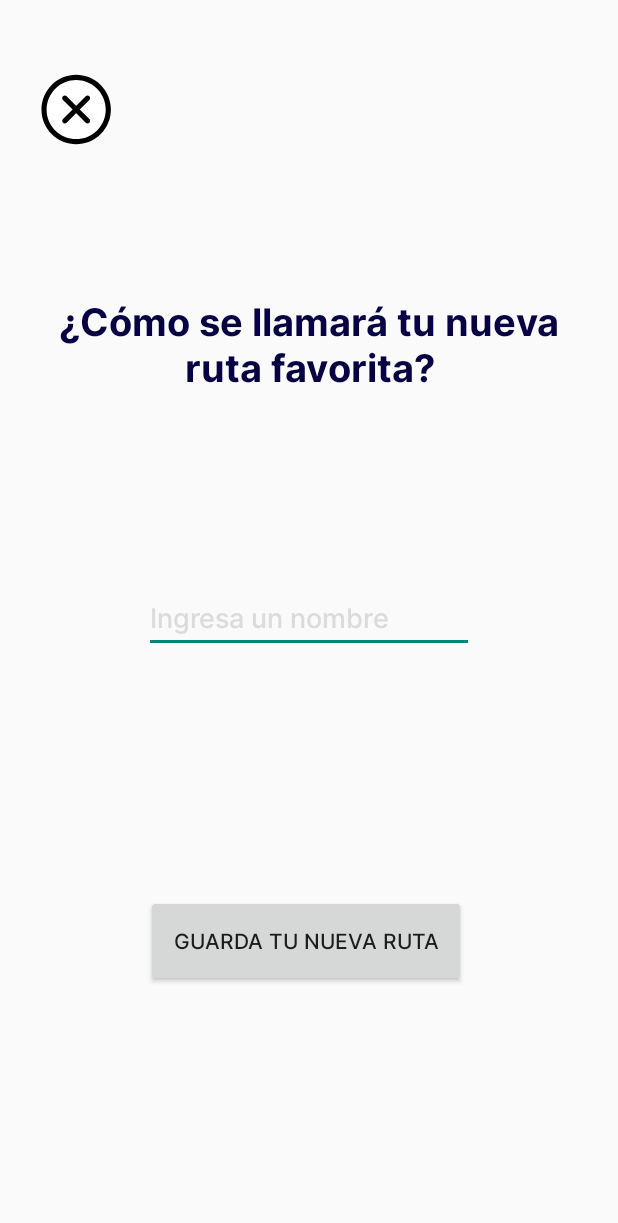
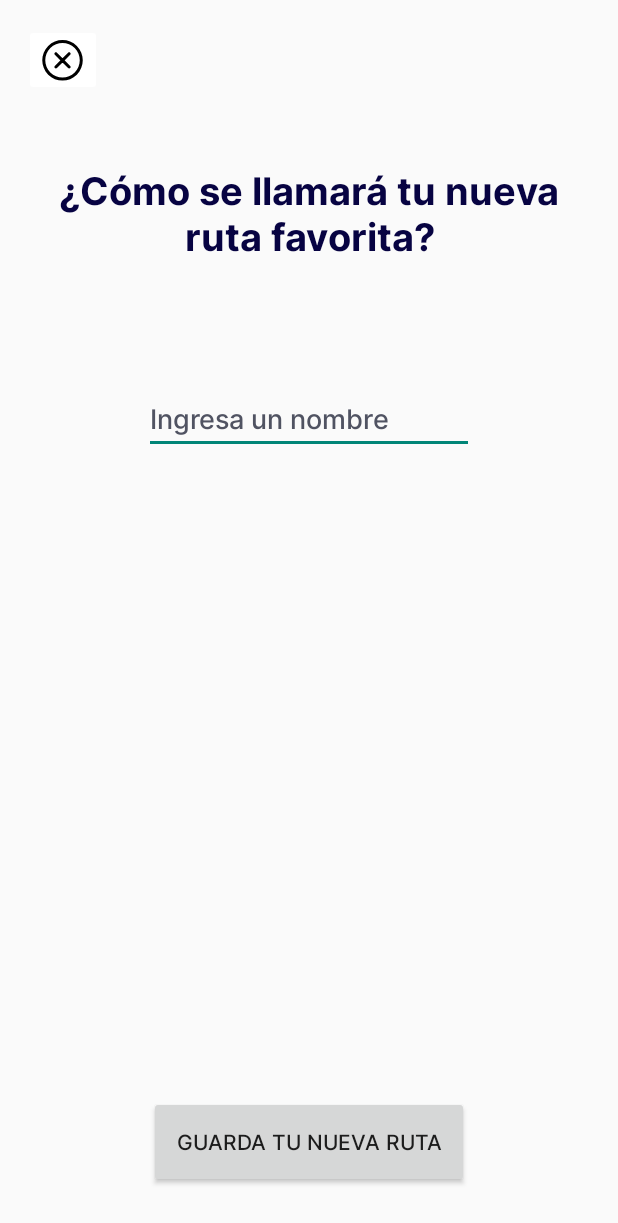
Before and after one commit to JeRamirez25/appTurismo, an Android app: the CrearRutaNueva screen opened directly, with no data from a screen before it, on a phone screen of 412 x 824 dp. Shown: the top 1223 px of the screen. Run offline under Robolectric (Android 15) with nearby library versions, the phone set to English and light mode, and no system bars.

Commit message:
Correción loyaouts en general recycler view y arreglo bug MIS RUTAS duplicado visualmente

```diff
--- a/app/src/main/res/layout/crear_ruta_nueva_vacia.xml
+++ b/app/src/main/res/layout/crear_ruta_nueva_vacia.xml
@@ -9,57 +9,52 @@
         android:id="@+id/textView11"
         android:layout_width="wrap_content"
         android:layout_height="wrap_content"
+        android:layout_marginTop="108dp"
         android:fontFamily="@font/inter_bold"
+        android:paddingHorizontal="30dp"
         android:text="¿Cómo se llamará tu nueva ruta favorita?"
+        android:textAlignment="center"
         android:textColor="@color/Dark_blue"
         android:textSize="25dp"
-        android:textAlignment="center"
-        app:layout_constraintBottom_toBottomOf="parent"
         app:layout_constraintEnd_toEndOf="parent"
+        app:layout_constraintHorizontal_bias="0.0"
         app:layout_constraintStart_toStartOf="parent"
-        app:layout_constraintTop_toTopOf="parent"
-        app:layout_constraintVertical_bias="0.258"
-        android:paddingHorizontal="30dp"/>
+        app:layout_constraintTop_toTopOf="parent" />
 
     <EditText
         android:id="@+id/editTextText"
         android:layout_width="wrap_content"
         android:layout_height="wrap_content"
+        android:layout_marginTop="80dp"
         android:ems="10"
         android:inputType="text"
         android:text="Ingresa un nombre"
-        android:textColor="@color/gray"
-        app:layout_constraintBottom_toBottomOf="parent"
+        android:textColor="#505362"
         app:layout_constraintEnd_toEndOf="parent"
         app:layout_constraintStart_toStartOf="parent"
-        app:layout_constraintTop_toTopOf="parent" />
+        app:layout_constraintTop_toBottomOf="@+id/textView11" />
 
     <Button
         android:id="@+id/button2"
         android:layout_width="213dp"
         android:layout_height="61dp"
+        android:layout_marginBottom="32dp"
         android:text="Guarda tu nueva ruta"
         app:layout_constraintBottom_toBottomOf="parent"
         app:layout_constraintEnd_toEndOf="parent"
-        app:layout_constraintHorizontal_bias="0.489"
+        app:layout_constraintStart_toStartOf="parent"
+        app:layout_constraintTop_toBottomOf="@+id/editTextText"
+        app:layout_constraintVertical_bias="1.0" />
+
+    <ImageButton
+        android:id="@+id/imageButton2"
+        android:layout_width="wrap_content"
+        android:layout_height="wrap_content"
+        android:layout_marginStart="16dp"
+        android:layout_marginTop="16dp"
+        android:backgroundTint="@color/white"
         app:layout_constraintStart_toStartOf="parent"
         app:layout_constraintTop_toTopOf="parent"
-        app:layout_constraintVertical_bias="0.782" />
+        app:srcCompat="@drawable/cerrar_icon" />
 
-    <ImageView
-        android:id="@+id/imageView4"
-        android:layout_width="48dp"
-        android:layout_height="48dp"
-        android:layout_marginStart="27dp"
-        android:layout_marginTop="35dp"
-        android:layout_marginEnd="356dp"
-        android:layout_marginBottom="668dp"
-        android:scaleType="fitXY"
-        app:layout_constraintBottom_toBottomOf="parent"
-        app:layout_constraintEnd_toEndOf="parent"
-        app:layout_constraintHorizontal_bias="0.0"
-        app:layout_constraintStart_toStartOf="parent"
-        app:layout_constraintTop_toTopOf="parent"
-        app:layout_constraintVertical_bias="0.181"
-        app:srcCompat="@drawable/cerrar_icon" />
 </androidx.constraintlayout.widget.ConstraintLayout>
--- a/app/src/main/res/layout/fragment_rutas_escogidas.xml
+++ b/app/src/main/res/layout/fragment_rutas_escogidas.xml
@@ -24,9 +24,10 @@
 
     <androidx.recyclerview.widget.RecyclerView
         android:id="@+id/recyclerViewEscogidos"
-        android:layout_width="wrap_content"
-        android:layout_height="480dp"
+        android:layout_width="0dp"
+        android:layout_height="0dp"
         android:layout_marginTop="19dp"
+        android:layout_marginBottom="32dp"
         app:layout_constraintBottom_toBottomOf="parent"
         app:layout_constraintEnd_toEndOf="parent"
         app:layout_constraintStart_toStartOf="parent"
--- a/app/src/main/res/layout/fragment_rutas_home.xml
+++ b/app/src/main/res/layout/fragment_rutas_home.xml
@@ -38,10 +38,12 @@
     <androidx.recyclerview.widget.RecyclerView
         android:id="@+id/recyclerViewHome"
         android:layout_width="match_parent"
-        android:layout_height="500dp"
+        android:layout_height="0dp"
         android:layout_marginStart="1dp"
         android:layout_marginTop="18dp"
         android:layout_marginEnd="1dp"
+        android:layout_marginBottom="16dp"
+        app:layout_constraintBottom_toTopOf="@+id/btn_ruta"
         app:layout_constraintEnd_toEndOf="parent"
         app:layout_constraintHorizontal_bias="0.0"
         app:layout_constraintStart_toStartOf="parent"
```
Also changed, not shown: app/src/main/java/com/example/app_bases_datos/RutasHome.kt (+6 -1 lines), app/src/main/res/layout/activity_guardar_en_categoria.xml (+7 -9 lines), 1 other file.
